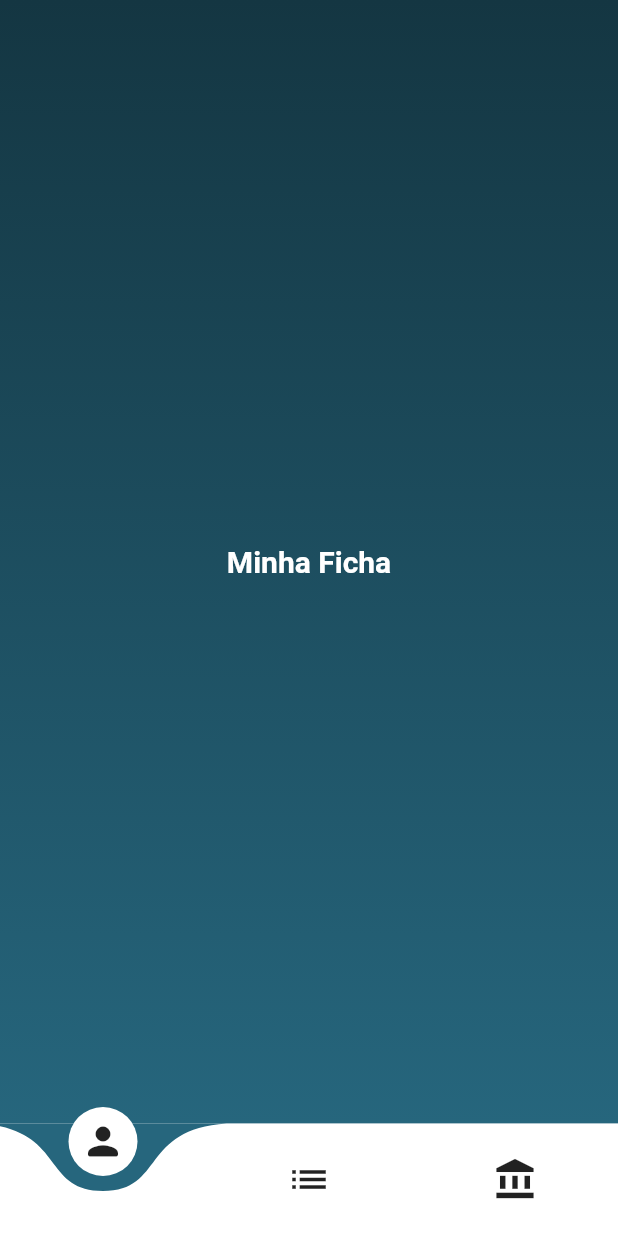
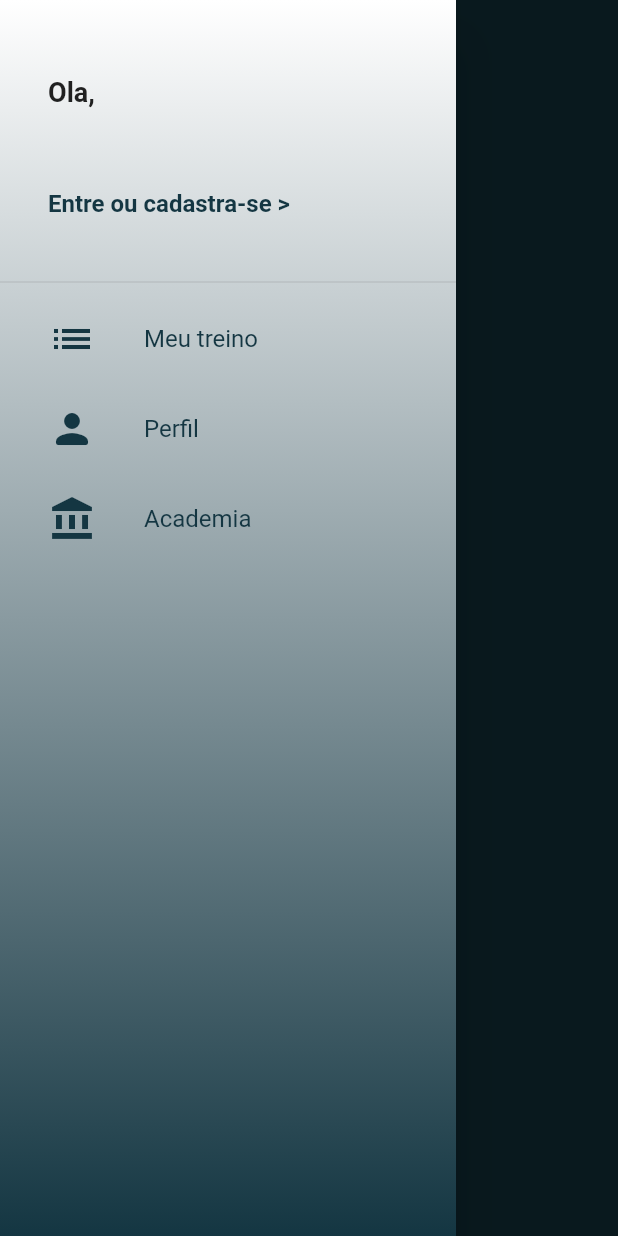
Before and after one commit to marlonlamartine/fit_box_01, a Flutter app: the screen it shows after launch, with the side drawer open (before the commit the screen has no drawer), on a phone screen of 412 x 824 dp. Run offline on Flutter 3.47's test engine with Material 2 defaults, Android fonts, the phone set to English and light mode, and no system bars; drawn by our look-alikes of curved_navigation_bar; our stand-ins replace firebase_auth, firebase_core; accounts and stored records are empty.

Commit message:
Criação do Drawer, Login via email

```diff
--- /dev/null
+++ b/lib/common/custom_drawer/custom_drawer.dart
@@ -0,0 +1,37 @@
+import 'package:fit_box_01/common/custom_drawer/custom_drawer_header.dart';
+import 'package:fit_box_01/common/custom_drawer/drawer_tile.dart';
+import 'package:fit_box_01/main.dart';
+import 'package:flutter/material.dart';
+
+class CustomDrawer extends StatelessWidget {
+  @override
+  Widget build(BuildContext context) {
+    return Drawer(
+      child: Stack(
+        children: [
+          Container(
+            decoration: BoxDecoration(
+                gradient: LinearGradient(
+                  colors: [
+                    Colors.white,//const Color.fromARGB(255, 203, 236, 241),
+                    Theme.of(context).primaryColor, //Colors.white,
+                  ],
+                  begin: Alignment.topCenter,
+                  end: Alignment.bottomCenter,
+                )
+            ),
+          ),
+          ListView(
+            children: [
+              CustomDrawerHeader(),
+              const Divider(),
+              DrawerTile(iconData: Icons.list, title: 'Meu treino', page: 0,),
+              DrawerTile(iconData: Icons.person_rounded, title: 'Perfil', page: 1,),
+              DrawerTile(iconData: Icons.account_balance, title: 'Academia', page: 2,),
+            ],
+          )
+        ],
+      ),
+    );
+  }
+}
--- /dev/null
+++ b/lib/common/custom_drawer/custom_drawer_header.dart
@@ -0,0 +1,39 @@
+import 'package:flutter/material.dart';
+
+class CustomDrawerHeader extends StatelessWidget {
+  @override
+  Widget build(BuildContext context) {
+    return Container(
+      padding: const EdgeInsets.fromLTRB(32, 24, 16, 8),
+      height: 180,
+      child: Column(
+        crossAxisAlignment: CrossAxisAlignment.start,
+        mainAxisAlignment: MainAxisAlignment.spaceAround,
+        children: [
+          Text(
+            'Ola, ',
+            overflow: TextOverflow.ellipsis,
+            maxLines: 2,
+            style: TextStyle(
+              fontSize: 18,
+              fontWeight: FontWeight.bold,
+            ),
+          ),
+          GestureDetector(
+            onTap: (){
+              Navigator.of(context).pushNamed('/login');
+            },
+            child: Text(
+              'Entre ou cadastra-se >',
+              style: TextStyle(
+                  color: Theme.of(context).primaryColor,
+                  fontSize: 16,
+                  fontWeight: FontWeight.bold
+              ),
+            ),
+          ),
+        ],
+      ),
+    );
+  }
+}
--- /dev/null
+++ b/lib/common/custom_drawer/drawer_tile.dart
@@ -0,0 +1,41 @@
+import 'package:flutter/material.dart';
+
+class DrawerTile extends StatelessWidget {
+
+  DrawerTile({this.iconData, this.title, this.page});
+
+  final IconData iconData;
+  final String title;
+  final int page;
+
+  @override
+  Widget build(BuildContext context) {
+
+    final Color primaryColor = Theme.of(context).primaryColor;
+
+    return InkWell(
+      child: SizedBox(
+        height: 60,
+        child: Row(
+          children: [
+            Padding(
+              padding: EdgeInsets.symmetric(horizontal: 32),
+              child: Icon(
+                iconData,
+                size: 32,
+                color: primaryColor,
+              ),
+            ),
+            Text(
+              title,
+              style: TextStyle(
+                fontSize: 16,
+                color: primaryColor,
+              ),
+            )
+          ],
+        ),
+      ),
+    );
+  }
+}
--- /dev/null
+++ b/lib/helpers/validators.dart
@@ -0,0 +1,5 @@
+bool emailValid(String email){
+  final RegExp regex = RegExp(
+      r"^(([^<>()[\]\\.,;:\s@\']+(\.[^<>()[\]\\.,;:\s@\']+)*)|(\'.+\'))@((\[[0-9]{1,3}\.[0-9]{1,3}\.[0-9]{1,3}\.[0-9]{1,3}\])|(([a-zA-Z\-0-9]+\.)+[a-zA-Z]{2,}))$");
+  return regex.hasMatch(email);
+}
--- a/lib/main.dart
+++ b/lib/main.dart
@@ -1,32 +1,73 @@
-import 'package:cloud_firestore/cloud_firestore.dart';
 import 'package:firebase_core/firebase_core.dart';
+import 'package:fit_box_01/models/userManager.dart';
 import 'package:fit_box_01/screens/base/base_screen.dart';
+import 'package:fit_box_01/screens/login/login_screen.dart';
 import 'package:flutter/material.dart';
+import 'package:provider/provider.dart';
 
 void main() async{
   WidgetsFlutterBinding.ensureInitialized();
   await Firebase.initializeApp();
 
-  await FirebaseFirestore.instance.collection('teste2').add({'teste':'teste'});
-
   runApp(MyApp());
-
-  //Firestore.instance.collection('teste2').add({'teste': 'teste'});
-
 }
 
 class MyApp extends StatelessWidget {
+
+  //final Color colorPrimary = Color(0xFF143642);
+
+  //final Color colorLight = Color(0xFF26667d);
+
+  //final Color colorDark = Color(0xFF08161b);
+
+  final MaterialColor colorPrimary = MaterialColor(0xFF143642,
+      {
+        50:Color.fromRGBO(20,54,66, .1),
+        100:Color.fromRGBO(20,54,66, .2),
+        200:Color.fromRGBO(20,54,66, .3),
+        300:Color.fromRGBO(20,54,66, .4),
+        400:Color.fromRGBO(20,54,66, .5),
+        500:Color.fromRGBO(20,54,66, .6),
+        600:Color.fromRGBO(20,54,66, .7),
+        700:Color.fromRGBO(20,54,66, .8),
+        800:Color.fromRGBO(20,54,66, .9),
+        900:Color.fromRGBO(20,54,66, 1),
+      });
+
+  final MaterialColor colorLight = MaterialColor(0xFF143642,
+      {
+        50:Color.fromRGBO(38, 102, 125, .1),
+        100:Color.fromRGBO(38, 102, 125, .2),
+        200:Color.fromRGBO(38, 102, 125, .3),
+        300:Color.fromRGBO(38, 102, 125, .4),
+        400:Color.fromRGBO(38, 102, 125, .5),
+        500:Color.fromRGBO(38, 102, 125, .6),
+        600:Color.fromRGBO(38, 102, 125, .7),
+        700:Color.fromRGBO(38, 102, 125, .8),
+        800:Color.fromRGBO(38, 102, 125, .9),
+        900:Color.fromRGBO(38, 102, 125, 1),
+      });
+
   // This widget is the root of your application.
   @override
   Widget build(BuildContext context) {
-    return MaterialApp(
+    return ChangeNotifierProvider(
+      create: (_) => UserManager(),
+      child: MaterialApp(
         title: 'FitBox',
         debugShowCheckedModeBanner: false,
+        initialRoute: '/base',
         theme: ThemeData(
-        primarySwatch: Colors.green,
+          primaryColor: colorPrimary,
+          scaffoldBackgroundColor: colorPrimary,
+          appBarTheme: const AppBarTheme( elevation: 0)
         ),
         onGenerateRoute: (settings){
           switch(settings.name){
+            case '/login':
+              return MaterialPageRoute(
+                  builder: (_) => LoginScreen()
+              );
             case '/base':
             default:
               return MaterialPageRoute(
@@ -34,6 +75,7 @@ class MyApp extends StatelessWidget {
               );
           }
         },
+      ),
     );
   }
 }
--- /dev/null
+++ b/lib/models/userManager.dart
@@ -0,0 +1,53 @@
+import 'package:firebase_auth/firebase_auth.dart';
+import 'package:fit_box_01/helpers/firebase_errors.dart';
+import 'package:fit_box_01/models/usuario.dart';
+import 'package:flutter/cupertino.dart';
+import 'package:flutter/services.dart';
+
+class UserManager extends ChangeNotifier{
+
+  UserManager(){
+    _loadCurrentUser();
+  }
+
+  User currentUser;
+
+  final FirebaseAuth auth = FirebaseAuth.instance;
+
+  bool _loading = false;
+
+  bool get loading => _loading;
+
+  Future<void> signIn({Usuario user, Function onFail, Function onSuccess}) async
+  {
+    loading = true;
+    try {
+      final UserCredential userCredential = await auth
+          .signInWithEmailAndPassword(
+          email: user.email, password: user.password);
+
+      onSuccess();
+    }
+    on PlatformException catch(e){
+      onFail(getErrorString(e.code));
+    }
+
+    loading = false;
+  }
+
+  set loading(bool value)
+  {
+    _loading = value;
+    notifyListeners();
+  }
+
+  void _loadCurrentUser()
+  {
+    if(auth.currentUser != null){
+      currentUser = auth.currentUser;
+    }
+    notifyListeners();
+  }
+
+
+}
--- /dev/null
+++ b/lib/models/usuario.dart
@@ -0,0 +1,7 @@
+class Usuario{
+
+  Usuario({this.email, this.password});
+
+  String email;
+  String password;
+}
--- a/lib/screens/base/base_screen.dart
+++ b/lib/screens/base/base_screen.dart
@@ -1,63 +1,20 @@
-import 'package:curved_navigation_bar/curved_navigation_bar.dart';
 import 'package:fit_box_01/screens/meu_treino/meu_treino_screen.dart';
 import 'package:fit_box_01/screens/perfil/perfil_screen.dart';
 import 'package:flutter/material.dart';
 
-class BaseScreen extends StatefulWidget {
+class BaseScreen extends StatelessWidget {
 
-  @override
-  _BaseScreenState createState() => _BaseScreenState();
-}
-
-class _BaseScreenState extends State<BaseScreen> {
-  int _currentIndex = 1;
-
-  final Color colorPrimary = Color(0xFF143642);
-
-  final Color colorLight = Color(0xFF26667d);
-
-  final Color colorDark = Color(0xFF08161b);
-
-  final telas = [
-    Center(child: PerfilScreen(),),
-    Center(child: MeuTreinoScreen(),),
-    Center(child: Text('Academia'),),
-  ];
+  PageController pageController = PageController();
 
   @override
   Widget build(BuildContext context) {
-    return MaterialApp(
-      debugShowCheckedModeBanner: false,
-      home: Scaffold(
-        body: Container(
-          decoration: BoxDecoration(
-              gradient: LinearGradient(
-                  begin: Alignment.topCenter,
-                  end: Alignment.bottomCenter,
-                  colors: [
-                    colorPrimary,
-                    colorLight
-                  ]
-              )
-          ),
-          child: telas[_currentIndex],
-        ),
-        bottomNavigationBar: CurvedNavigationBar(
-          initialIndex: _currentIndex,
-          backgroundColor: colorLight,
-          color: Colors.white,
-          items: [
-            Icon(Icons.person_rounded, size: 30,),
-            Icon(Icons.list, size: 30,),
-            Icon(Icons.account_balance, size: 30,),
-          ],
-          onTap: (index){
-            setState(() {
-              _currentIndex = index;
-            });
-          },
-        ),
-      ),
+    return PageView(
+      controller: pageController,
+      physics: const NeverScrollableScrollPhysics(),
+      children: [
+        MeuTreinoScreen(),
+        PerfilScreen(),
+      ],
     );
   }
 }
--- a/lib/screens/meu_treino/meu_treino_screen.dart
+++ b/lib/screens/meu_treino/meu_treino_screen.dart
@@ -1,3 +1,4 @@
+import 'package:fit_box_01/common/custom_drawer/custom_drawer.dart';
 import 'package:fit_box_01/screens/meu_treino/ficha/components/ficha_list_tile.dart';
 import 'package:flutter/material.dart';
 
@@ -9,12 +10,11 @@ class MeuTreinoScreen extends StatefulWidget {
 class _MeuTreinoScreenState extends State<MeuTreinoScreen> {
   @override
   Widget build(BuildContext context) {
-    return Center(
-      child: Column(
-        mainAxisAlignment: MainAxisAlignment.spaceEvenly,
-        children: [
-          Text('Minha Ficha', style: TextStyle(color: Colors.white, fontSize: 20, fontWeight: FontWeight.w600),),
-        ],
+    return Scaffold(
+      drawer: CustomDrawer(),
+      appBar: AppBar(
+        centerTitle: true,
+        title: Text('Meu Treino'),
       ),
     );
   }
--- a/lib/screens/perfil/meus_dados/meus_dados_screen.dart
+++ b/lib/screens/perfil/meus_dados/meus_dados_screen.dart
@@ -29,7 +29,8 @@ class _MeusDadosScreenState extends State<MeusDadosScreen> {
               style: TextStyle(color: Colors.white),
             ),
             TextFormField(
-              decoration: InputDecoration(hintText: 'E-mail',
+              decoration: InputDecoration(
+                  hintText: 'E-mail',
                   hintStyle: TextStyle(color: Colors.white),
                   enabledBorder: UnderlineInputBorder(
                       borderSide: BorderSide(color: Colors.white)
--- a/pubspec.yaml
+++ b/pubspec.yaml
@@ -28,7 +28,8 @@ dependencies:
   # The following adds the Cupertino Icons font to your application.
   # Use with the CupertinoIcons class for iOS style icons.
   cupertino_icons: ^1.0.2
-  curved_navigation_bar: ^0.1.2
+  #curved_navigation_bar: ^0.1.2
+  provider: ^5.0.0
   #cloud_firestore: ^0.13.5
   #firebase_auth: ^0.16.0
   #firebase_storage: ^3.1.5
```
Also changed, not shown: lib/common/custom_icon_button.dart (added, +30 -0 lines), lib/helpers/firebase_errors.dart (added, +25 -0 lines), lib/screens/login/login_screen.dart (added, +120 -0 lines), lib/screens/perfil/perfil_screen.dart (+32 -15 lines), pubspec.lock. Lines whose indentation alone changed are shown as unchanged.
